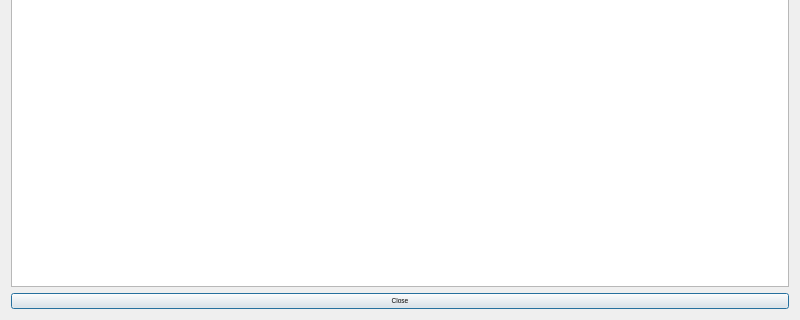
Qt form ScoresWindow.ui (rmick/Combobulator) before a commit; both pictures show x 0 to 800 and y 280 to 600 of the 800 by 600 pixel window.
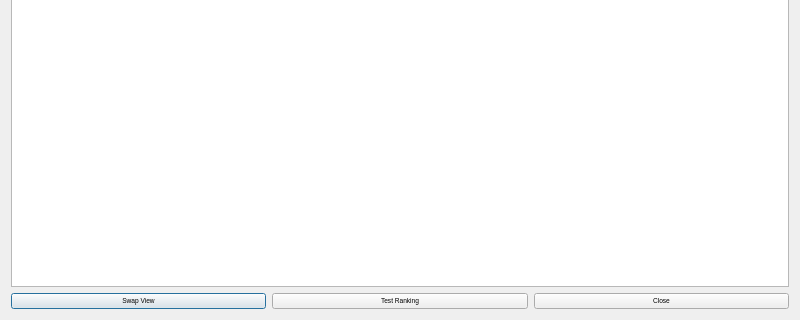
The same form after that commit.

```diff
--- a/ScoresWindow.ui
+++ b/ScoresWindow.ui
@@ -20,7 +20,14 @@
    <string>Dialog</string>
   </property>
   <layout class="QGridLayout" name="gridLayout">
-   <item row="0" column="0">
+   <item row="1" column="0">
+    <widget class="QPushButton" name="btn_ViewMode">
+     <property name="text">
+      <string>Swap View</string>
+     </property>
+    </widget>
+   </item>
+   <item row="0" column="0" colspan="3">
     <widget class="QTableWidget" name="scoreTable">
      <property name="font">
       <font>
@@ -83,13 +90,20 @@
      <column/>
     </widget>
    </item>
-   <item row="1" column="0">
+   <item row="1" column="2">
     <widget class="QPushButton" name="btn_Close">
      <property name="text">
       <string>Close</string>
      </property>
     </widget>
    </item>
+   <item row="1" column="1">
+    <widget class="QPushButton" name="btn_Debug">
+     <property name="text">
+      <string>Test Ranking</string>
+     </property>
+    </widget>
+   </item>
   </layout>
  </widget>
  <resources/>
```
